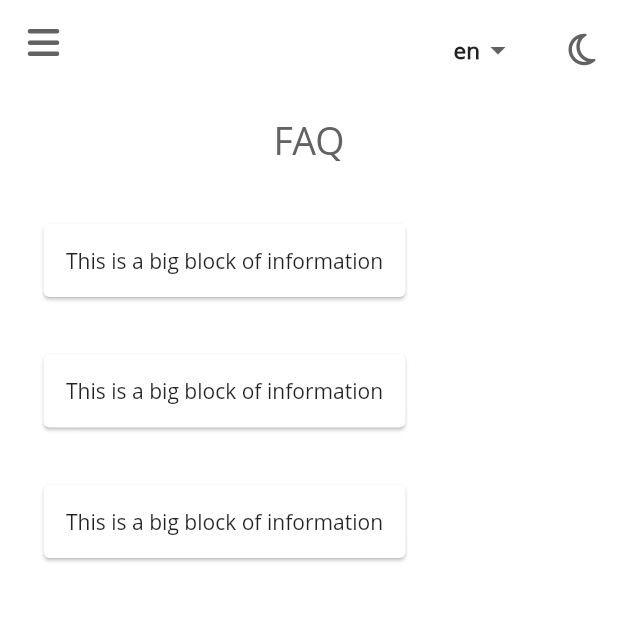
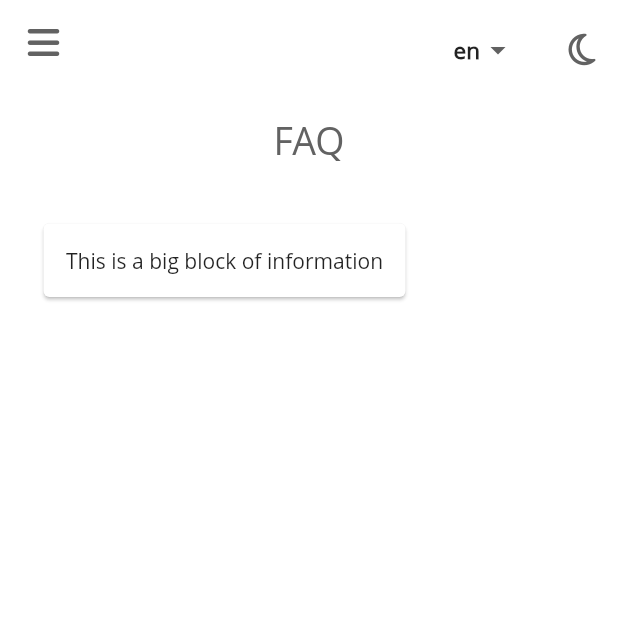
Before and after one commit to jstdk/starter, a Flutter app: the FaqScreenWidget screen opened directly, on a phone screen of 412 x 824 dp, the top half of it. Run offline on Flutter 3.47's test engine with Material 2 defaults, Android fonts, the phone set to English and light mode, and no system bars; our stand-ins replace email_validator, flutter_dotenv, font_awesome_flutter, image_picker, local_auth, responsive_framework and 2 more; missing offline and left inert: system_theme; accounts and stored records are empty.

Commit message:
Updated FAQ page (#2)

```diff
--- a/lib/widgets/screens/public/faq_screen_widget.dart
+++ b/lib/widgets/screens/public/faq_screen_widget.dart
@@ -24,58 +24,7 @@ class FaqScreenWidget extends StatefulWidget {
 }
 
 class _FaqScreenWidgetState extends State<FaqScreenWidget> {
-  leftSection() {
-    return ResponsiveRowColumnItem(
-        rowFlex: 1,
-        child: ResponsiveVisibility(
-          //hiddenWhen: const [Condition.smallerThan(name: TABLET)],
-          child: Column(
-            mainAxisAlignment: MainAxisAlignment.center,
-            crossAxisAlignment: CrossAxisAlignment.center,
-            children: [
-              Padding(
-                padding: const EdgeInsets.all(15.0),
-                child: Row(
-                  children: const [
-                    Card(
-                        child: Padding(
-                      padding: EdgeInsets.all(15.0),
-                      child: Text('This is a big block of information'),
-                    )),
-                  ],
-                ),
-              )
-            ],
-          ),
-        ));
-  }
-
-  middleSection() {
-    return ResponsiveRowColumnItem(
-        rowFlex: 1,
-        child: ResponsiveVisibility(
-          child: Column(
-            mainAxisAlignment: MainAxisAlignment.center,
-            crossAxisAlignment: CrossAxisAlignment.center,
-            children: [
-              Padding(
-                padding: const EdgeInsets.all(15.0),
-                child: Row(
-                  children: const [
-                    Card(
-                        child: Padding(
-                      padding: EdgeInsets.all(15.0),
-                      child: Text('This is a big block of information'),
-                    )),
-                  ],
-                ),
-              )
-            ],
-          ),
-        ));
-  }
-
-  rightSection() {
+  faqSection() {
     return ResponsiveRowColumnItem(
         rowFlex: 1,
         child: ResponsiveVisibility(
@@ -167,9 +116,7 @@ class _FaqScreenWidgetState extends State<FaqScreenWidget> {
               rowPadding: const EdgeInsets.all(20),
               columnPadding: const EdgeInsets.fromLTRB(10, 20, 10, 10),
               children: [
-                leftSection(),
-                middleSection(),
-                rightSection(),
+                faqSection(),
               ]),
         ],
       ),
```
